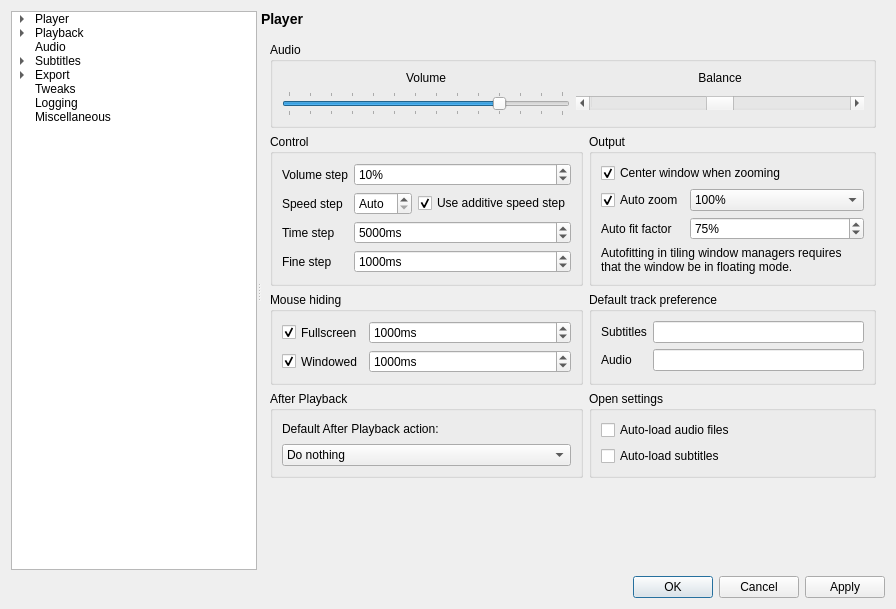
This is settingswindow.ui in mpc-qt/mpc-qt as Qt 5 draws it before an edit. The edited form follows.
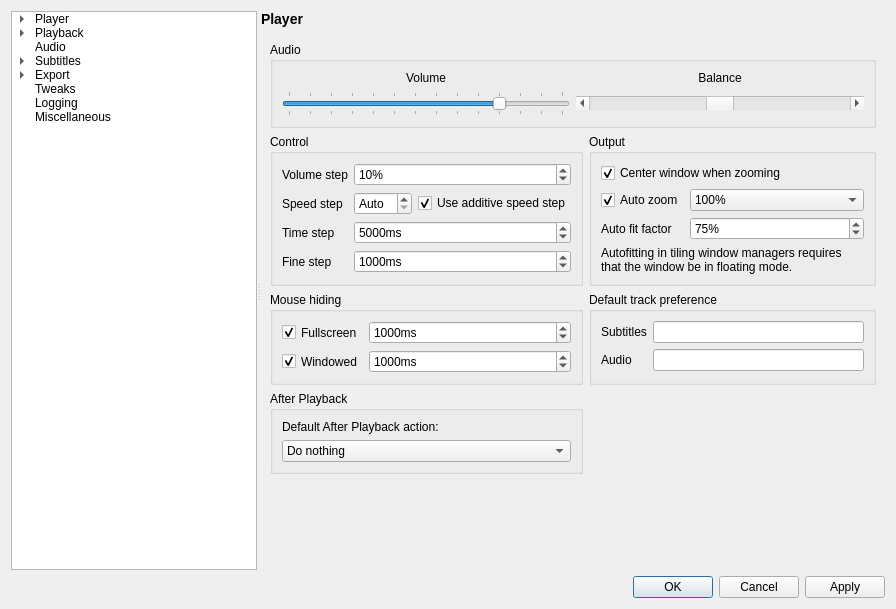
This is the edited form. The open tabs and pages were chosen to show the change.

Commit message:
settingswindow: remove redundant options
Greyed out as unimplemented when they were implemented elsewhere.
Remove them.

What changed in the file:
```diff
--- a/settingswindow.ui
+++ b/settingswindow.ui
@@ -1480,29 +1480,6 @@
              </layout>
             </widget>
            </item>
-           <item row="3" column="1">
-            <widget class="QGroupBox" name="playbackAutoloadBox">
-             <property name="title">
-              <string>Open settings</string>
-             </property>
-             <layout class="QVBoxLayout" name="playbackAutoloadBoxLayout">
-              <item>
-               <widget class="QCheckBox" name="playbackAutoloadAudio">
-                <property name="text">
-                 <string>Auto-load audio files</string>
-                </property>
-               </widget>
-              </item>
-              <item>
-               <widget class="QCheckBox" name="PlaybackAutoloadSubtitles">
-                <property name="text">
-                 <string>Auto-load subtitles</string>
-                </property>
-               </widget>
-              </item>
-             </layout>
-            </widget>
-           </item>
            <item row="3" column="0">
             <widget class="QGroupBox" name="afterPlaybackBox">
              <property name="title">
```
Left out of the diff: 6 changed lines with no effect on the pictures. The commit also changes 1 other file.
